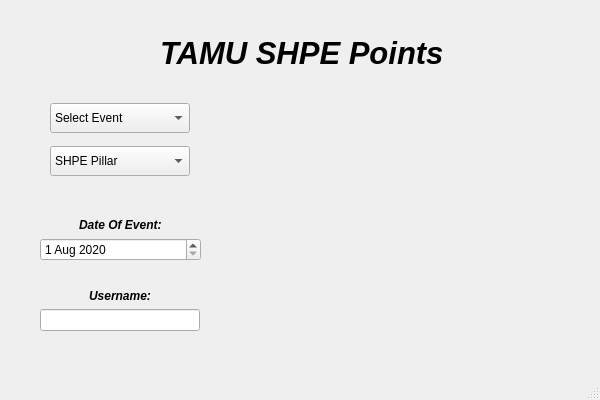
The window that shpePoints/mainmenu.ui (luisegarduno/SHPEpoints) describes before a commit, drawn with Qt 5.
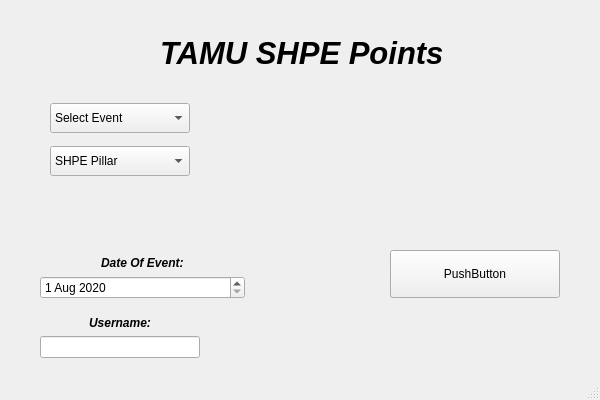
The same window after the commit.

Commit message: addition of button to main menu as well as GUI for general meeting addition

The edit to the form file:
```diff
--- a/shpePoints/mainmenu.ui
+++ b/shpePoints/mainmenu.ui
@@ -211,8 +211,8 @@
      <rect>
       <x>40</x>
       <y>200</y>
-      <width>161</width>
-      <height>61</height>
+      <width>205</width>
+      <height>99</height>
      </rect>
     </property>
     <layout class="QVBoxLayout" name="verticalLayout_3">
@@ -294,7 +294,7 @@
       <x>40</x>
       <y>270</y>
       <width>160</width>
-      <height>61</height>
+      <height>88</height>
      </rect>
     </property>
     <layout class="QVBoxLayout" name="verticalLayout_7">
@@ -325,6 +325,19 @@
      </item>
     </layout>
    </widget>
+   <widget class="QPushButton" name="pushButton">
+    <property name="geometry">
+     <rect>
+      <x>390</x>
+      <y>250</y>
+      <width>170</width>
+      <height>48</height>
+     </rect>
+    </property>
+    <property name="text">
+     <string>PushButton</string>
+    </property>
+   </widget>
    <zorder>backLabel</zorder>
    <zorder>title_Label</zorder>
    <zorder>verticalLayoutWidget</zorder>
```
Left out of the diff: 3 changed lines with no effect on the pictures. The commit also changes 7 other files.
